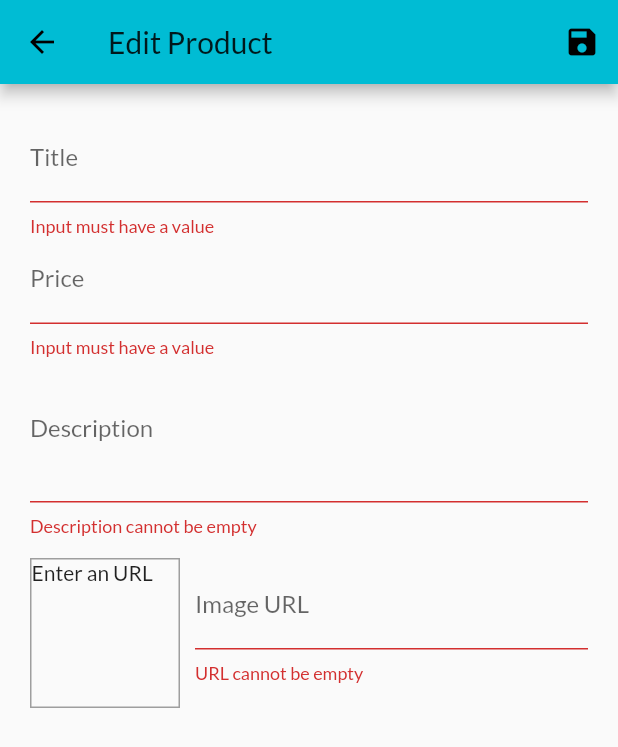
After one commit to gizet/shop-app, a Flutter app: the EditProductView screen opened by its route, after a tap on the "save" icon, on a phone screen of 412 x 824 dp. The commit adds this screen. Shown: the top 747 px of the screen. Run offline on Flutter 3.47's test engine with Material 2 defaults, Android fonts, the light colour scheme and no system bars; network calls fail.

Commit message:
#Form end module!

```diff
--- a/lib/main.dart
+++ b/lib/main.dart
@@ -5,9 +5,11 @@ import 'package:shop_app/providers/orders.dart';
 import 'package:shop_app/providers/products.dart';
 import 'package:shop_app/route/routes.dart';
 import 'package:shop_app/view/cart_view.dart';
+import 'package:shop_app/view/edit_product_view.dart';
 import 'package:shop_app/view/orders_view.dart';
 import 'package:shop_app/view/product_details_view.dart';
 import 'package:shop_app/view/products_overview_view.dart';
+import 'package:shop_app/view/user_product_view.dart';
 
 void main() {
   runApp(MyApp());
@@ -44,6 +46,8 @@ class MyApp extends StatelessWidget {
           Routes.PRODUCT_DETAIL_ROUTE: (ctx) => ProductDetailsView(),
           Routes.CART_ROUTE: (ctx) => CartView(),
           Routes.ORDER_ROUTE: (ctx) => OrdersView(),
+          Routes.USER_PRODUCT_ROUTE: (ctx) => UserProductView(),
+          Routes.EDIT_PRODUCT_ROUTE: (ctx) => EditProductView(),
         },
       ),
     );
--- a/lib/providers/product.dart
+++ b/lib/providers/product.dart
@@ -1,4 +1,5 @@
 //Model class POJO and
+
 import 'package:flutter/foundation.dart';
 
 class Product with ChangeNotifier {
--- a/lib/providers/products.dart
+++ b/lib/providers/products.dart
@@ -1,8 +1,7 @@
+// ChangeNotifier notify the listeners when the data changes.
 import 'package:flutter/material.dart';
+import 'package:shop_app/providers/product.dart';
 
-import 'file:///C:/flutterProj/shop_app/lib/providers/product.dart';
-
-// ChangeNotifier notify the listeners when the data changes.
 class Products with ChangeNotifier {
   List<Product> _items = [
     Product(
@@ -52,8 +51,34 @@ class Products with ChangeNotifier {
   }
 
   //
-  void addProduct() {
-    //_items.add(value);
+  void addProduct(Product product) {
+    final newProduct = Product(
+        id: DateTime.now().toString(),
+        title: product.title,
+        price: product.price,
+        description: product.description,
+        imageUrl: product.imageUrl);
+    _items.add(newProduct);
+    notifyListeners();
+  }
+
+  void updateProduct(String id, Product product) {
+    final prodIndex = _items.indexWhere((prod) => prod.id == id);
+    if (prodIndex >= 0) {
+      _items[prodIndex] = product;
+      notifyListeners();
+    } else {
+      print('Product with id' + id + ' was not updated');
+    }
+  }
+
+  void removeProduct(String id) {
+    //shorterWay
+    _items.removeWhere((prod) => prod.id == id);
+    // final prodIndex = _items.indexWhere((prod) => prod.id == id);
+    // if (prodIndex >= 0) {
+    //   _items.remove(_items[prodIndex]);
+    // }
     notifyListeners();
   }
 
--- a/lib/route/routes.dart
+++ b/lib/route/routes.dart
@@ -2,4 +2,6 @@ class Routes {
   static const String PRODUCT_DETAIL_ROUTE = '/product-detail';
   static const String CART_ROUTE = '/cart';
   static const String ORDER_ROUTE = '/orders';
+  static const String USER_PRODUCT_ROUTE = '/user-products';
+  static const String EDIT_PRODUCT_ROUTE = '/edit-product';
 }
--- /dev/null
+++ b/lib/view/edit_product_view.dart
@@ -0,0 +1,288 @@
+//Form input is good practice to use local state and not provider!
+import 'package:flutter/material.dart';
+import 'package:provider/provider.dart';
+import 'package:shop_app/providers/product.dart';
+import 'package:shop_app/providers/products.dart';
+
+class EditProductView extends StatefulWidget {
+  @override
+  _EditState createState() => _EditState();
+}
+
+class _EditState extends State<EditProductView> {
+  //built in flutter and store that focusNode. (
+  // No need to put the FocusNode on description because it works as default
+  //priceFocusNode shows an example on how it can be done manually.
+  final _priceFocusNode = FocusNode();
+
+  //This one is needed for the listener
+  final _imageUrlFocusNode = FocusNode();
+
+  // neeeded for preview
+  final _imageUrlController = TextEditingController();
+
+  //golbal key
+  final _form = GlobalKey<FormState>();
+
+  var _editedProduct = Product(id: null, title: '', price: 0, description: '', imageUrl: '');
+  var _initValues = {
+    'title': '',
+    'description': '',
+    'price': '',
+    'imageUrl': '',
+  };
+
+  var _isInit = true;
+
+  @override
+  void initState() {
+    _imageUrlFocusNode.addListener(_updateImageUrl);
+    super.initState();
+  }
+
+  @override
+  void didChangeDependencies() {
+    if (_isInit) {
+      final productId = ModalRoute.of(context).settings.arguments as String;
+      // mandatory to check for null because there are 2 Navigation to this page add/edit (one with argument and the other one without).
+      if (productId != null) {
+        _editedProduct = Provider.of<Products>(context, listen: false).findById(productId);
+        _initValues = {
+          'title': _editedProduct.title,
+          'description': _editedProduct.description,
+          'price': _editedProduct.price.toString(),
+          // 'imageUrl': _editedProduct.imageUrl,~
+          'imageUrl': '',
+        };
+        _imageUrlController.text = _editedProduct.imageUrl;
+      }
+    }
+    _isInit = false;
+    super.didChangeDependencies();
+  }
+
+  @override
+  void dispose() {
+    _imageUrlFocusNode.removeListener(_updateImageUrl);
+    _imageUrlFocusNode.dispose();
+    _imageUrlController.dispose();
+    _priceFocusNode.dispose();
+    _imageUrlController.dispose();
+    super.dispose();
+  }
+
+  void _updateImageUrl() {
+    if (!_imageUrlFocusNode.hasFocus) {
+      var value = _imageUrlController.text;
+      if (value.isEmpty ||
+          !value.startsWith('http') ||
+          !value.startsWith('https') ||
+          !value.endsWith('.jpeg') ||
+          !value.endsWith('.png') ||
+          !value.endsWith('.jpg')) {
+        return;
+      }
+      setState(() {});
+    }
+  }
+
+  // submit my form with the help of the Form Widget from build.
+  // we need to use a Global key.
+  void _saveForm() {
+    //triggers the validators
+    final isValid = _form.currentState.validate();
+    if (!isValid) {
+      return;
+    }
+    //will trigger a method on every textFormField and let us do what ever we want with the data.
+    _form.currentState.save();
+    final productsProvider = Provider.of<Products>(context, listen: false);
+    if (_editedProduct.id != null) {
+      productsProvider.updateProduct(_editedProduct.id, _editedProduct);
+    } else {
+      productsProvider.addProduct(_editedProduct);
+    }
+    Navigator.of(context).pop();
+    // print(_editedProduct.title);
+    // print(_editedProduct.price);
+    // print(_editedProduct.description);
+    // print(_editedProduct.imageUrl);
+  }
+
+  @override
+  Widget build(BuildContext context) {
+    return Scaffold(
+      appBar: AppBar(
+        title: Text('Edit Product'),
+        actions: [IconButton(icon: Icon(Icons.save), onPressed: _saveForm)],
+      ),
+      body: Padding(
+        padding: const EdgeInsets.all(20),
+        child: Form(
+          //this is the global key.
+          key: _form,
+          child: ListView(
+            children: [
+              TextFormField(
+                initialValue: _initValues['title'],
+                decoration: InputDecoration(labelText: 'Title'),
+                textInputAction: TextInputAction.next,
+                onFieldSubmitted: (_) {
+                  //we tell Flutter that when the first is submitted, move to the next one
+                  FocusScope.of(context).requestFocus(_priceFocusNode);
+                },
+                //currently input value
+                validator: (value) {
+                  if (value.isEmpty) {
+                    return 'Input must have a value';
+                  }
+                  if (value.length > 20) {
+                    return 'Title length is too big. Max characters is 20';
+                  } else {
+                    return null;
+                  }
+                },
+                onSaved: (value) {
+                  _editedProduct = new Product(
+                    id: _editedProduct.id,
+                    title: value,
+                    price: _editedProduct.price,
+                    description: _editedProduct.description,
+                    imageUrl: _editedProduct.imageUrl,
+                    isFavorite: _editedProduct.isFavorite,
+                  );
+                },
+              ),
+              TextFormField(
+                initialValue: _initValues['price'],
+                decoration: InputDecoration(labelText: 'Price'),
+                textInputAction: TextInputAction.next,
+                keyboardType: TextInputType.number,
+                //By default it works without focusNode
+                focusNode: _priceFocusNode,
+                //currently input value
+                validator: (value) {
+                  if (value.isEmpty) {
+                    return 'Input must have a value';
+                  }
+                  if (double.tryParse(value) == null) {
+                    return 'Invalid price. Price must be a number';
+                  }
+                  if (value.length > 10) {
+                    return 'Price is unrealistic. Please add a correct price';
+                  }
+                  if (double.parse(value) <= 0) {
+                    return 'Please enter a number bigger than 0';
+                  } else {
+                    return null;
+                  }
+                },
+                onSaved: (value) {
+                  _editedProduct = new Product(
+                    id: _editedProduct.id,
+                    title: _editedProduct.title,
+                    price: double.parse(value),
+                    description: _editedProduct.description,
+                    imageUrl: _editedProduct.imageUrl,
+                    isFavorite: _editedProduct.isFavorite,
+                  );
+                },
+              ),
+              TextFormField(
+                  initialValue: _initValues['description'],
+                  decoration: InputDecoration(labelText: 'Description'),
+                  maxLines: 3,
+                  textInputAction: TextInputAction.next,
+                  keyboardType: TextInputType.multiline,
+                  validator: (value) {
+                    if (value.isEmpty) {
+                      return 'Description cannot be empty';
+                    }
+                    if (value.length < 10) {
+                      return 'Description must be at least 10 characters';
+                    } else {
+                      return null;
+                    }
+                  },
+                  onSaved: (value) {
+                    _editedProduct = new Product(
+                        id: _editedProduct.id,
+                        title: _editedProduct.title,
+                        price: _editedProduct.price,
+                        description: value,
+                        imageUrl: _editedProduct.imageUrl,
+                        isFavorite: _editedProduct.isFavorite);
+                  }),
+              //Image with preview ()
+              Row(
+                mainAxisSize: MainAxisSize.min,
+                children: <Widget>[
+                  Container(
+                    width: 100,
+                    height: 100,
+                    margin: const EdgeInsets.only(
+                      top: 15,
+                      right: 10,
+                    ),
+                    decoration: BoxDecoration(
+                      border: Border.all(width: 1, color: Colors.grey),
+                    ),
+                    //here we want to preview
+                    child: _imageUrlController.text.isEmpty
+                        ? Text('Enter an URL')
+                        : FittedBox(
+                            child: Image.network(
+                              _imageUrlController.text,
+                              fit: BoxFit.cover,
+                            ),
+                          ),
+                  ),
+                  Expanded(
+                    child: TextFormField(
+                      //eather use the controller with initial value or this initialValue.
+                      //initialValue: _initValues['imageUrl'],
+                      decoration: InputDecoration(labelText: 'Image URL'),
+                      keyboardType: TextInputType.url,
+                      textInputAction: TextInputAction.done,
+                      textAlign: TextAlign.start,
+                      //this is updated when we type in the image url
+                      controller: _imageUrlController,
+                      focusNode: _imageUrlFocusNode,
+                      //anonimusFunction
+                      onFieldSubmitted: (_) {
+                        _saveForm();
+                      },
+                      validator: (value) {
+                        if (value.isEmpty) {
+                          return 'URL cannot be empty';
+                        }
+                        if (!value.startsWith('http') || !value.startsWith('https')) {
+                          return 'Please enter a valid URL.';
+                        }
+                        if (!value.endsWith('.jpeg') && !value.endsWith('.png') && !value.endsWith('.jpg')) {
+                          return 'Please enter a valid image URL.';
+                        } else {
+                          return null;
+                        }
+                      },
+                      onSaved: (value) {
+                        _editedProduct = new Product(
+                          id: _editedProduct.id,
+                          title: _editedProduct.title,
+                          price: _editedProduct.price,
+                          description: _editedProduct.description,
+                          imageUrl: value,
+                          isFavorite: _editedProduct.isFavorite,
+                        );
+                      },
+                    ),
+                  ),
+                ],
+              )
+            ],
+          ),
+        ),
+      ),
+    );
+  }
+}
--- a/lib/view/product_details_view.dart
+++ b/lib/view/product_details_view.dart
@@ -9,8 +9,7 @@ class ProductDetailsView extends StatelessWidget {
   @override
   Widget build(BuildContext context) {
     //retrive data from our routing action.
-    final productId =
-        ModalRoute.of(context).settings.arguments as String; // this will give us the id from the navigator
+    final productId = ModalRoute.of(context).settings.arguments as String; // this will give us the id from the navigator
     //pro fucking vider.!
     // this widget will not rebuild becasue of listen: false.
     final loadedProduct = Provider.of<Products>(context, listen: false).findById(productId);
--- a/lib/widgets/app_drawer.dart
+++ b/lib/widgets/app_drawer.dart
@@ -26,7 +26,15 @@ class AppDrawer extends StatelessWidget {
             onTap: () {
               Navigator.of(context).pushReplacementNamed(Routes.ORDER_ROUTE);
             },
-          )
+          ),
+          Divider(),
+          ListTile(
+            leading: const Icon(Icons.add),
+            title: Text('Manage Products'),
+            onTap: () {
+              Navigator.of(context).pushReplacementNamed(Routes.USER_PRODUCT_ROUTE);
+            },
+          ),
           // this means that will never add a back button.
         ],
       ),
--- a/lib/widgets/product_item.dart
+++ b/lib/widgets/product_item.dart
@@ -1,9 +1,9 @@
 import 'package:flutter/material.dart';
 import 'package:provider/provider.dart';
 import 'package:shop_app/providers/cart.dart';
+import 'package:shop_app/providers/product.dart';
 import 'package:shop_app/route/routes.dart';
 
-import 'file:///C:/flutterProj/shop_app/lib/providers/product.dart';
 
 class ProductItem extends StatelessWidget {
   // final Product product;
@@ -26,7 +26,7 @@ class ProductItem extends StatelessWidget {
             //     builder: (ctx) => ProductDetailsScreen(),
             //   ),
             // );
-            // PUSHEDNAME WAY
+            // PUSHEDNAME WAY (with pushNamed we can go back!).)
             Navigator.of(context).pushNamed(Routes.PRODUCT_DETAIL_ROUTE, arguments: product.id);
           },
           child: Image.network(
@@ -55,6 +55,8 @@ class ProductItem extends StatelessWidget {
               ),
               onPressed: () {
                 cart.addItem(product.id, product.price, product.title);
+                //ALERT INFO SNACKBAR
+                ScaffoldMessenger.of(context).hideCurrentSnackBar();
                 // estabilsh a connection to the nearest scaffold.
                 ScaffoldMessenger.of(context).showSnackBar(
                   SnackBar(
```
Also changed, not shown: lib/view/user_product_view.dart (added, +41 -0 lines), lib/widgets/cart_item.dart (+27 -1 lines), lib/widgets/user_product_item.dart (added, +70 -0 lines).
